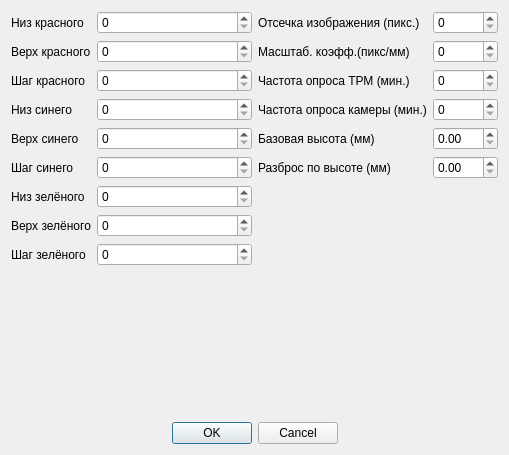
This is src/ui/dialogs/resource/config_dialog/config_dialog.ui in V0es/crystal-visor as Qt 5 draws it before an edit. The edited form follows.
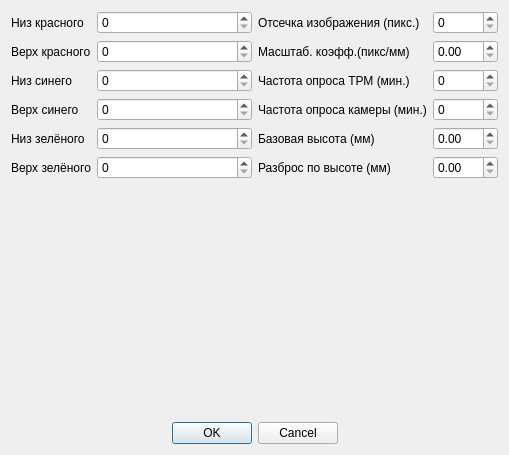
This is the edited form.

Commit message: changed input structure in config dialog

Diff of the .ui file:
```diff
--- a/src/ui/dialogs/resource/config_dialog/config_dialog.ui
+++ b/src/ui/dialogs/resource/config_dialog/config_dialog.ui
@@ -47,103 +47,61 @@
         </widget>
        </item>
        <item row="2" column="0">
-        <widget class="QLabel" name="step_red_label">
-         <property name="text">
-          <string>Шаг красного</string>
-         </property>
-        </widget>
-       </item>
-       <item row="2" column="1">
-        <widget class="QSpinBox" name="step_red_spinbox">
-         <property name="maximum">
-          <number>255</number>
-         </property>
-        </widget>
-       </item>
-       <item row="3" column="0">
         <widget class="QLabel" name="low_blue_label">
          <property name="text">
           <string>Низ синего</string>
          </property>
         </widget>
        </item>
-       <item row="3" column="1">
+       <item row="2" column="1">
         <widget class="QSpinBox" name="low_blue_spinbox">
          <property name="maximum">
           <number>255</number>
          </property>
         </widget>
        </item>
-       <item row="4" column="0">
+       <item row="3" column="0">
         <widget class="QLabel" name="up_blue_label">
          <property name="text">
           <string>Верх синего</string>
          </property>
         </widget>
        </item>
-       <item row="4" column="1">
+       <item row="3" column="1">
         <widget class="QSpinBox" name="up_blue_spinbox">
          <property name="maximum">
           <number>255</number>
          </property>
         </widget>
        </item>
-       <item row="5" column="0">
-        <widget class="QLabel" name="step_blue_label">
-         <property name="text">
-          <string>Шаг синего</string>
-         </property>
-        </widget>
-       </item>
-       <item row="5" column="1">
-        <widget class="QSpinBox" name="step_blue_spinbox">
-         <property name="maximum">
-          <number>255</number>
-         </property>
-        </widget>
-       </item>
-       <item row="6" column="0">
+       <item row="4" column="0">
         <widget class="QLabel" name="low_green_label">
          <property name="text">
           <string>Низ зелёного</string>
          </property>
         </widget>
        </item>
-       <item row="6" column="1">
+       <item row="4" column="1">
         <widget class="QSpinBox" name="low_green_spinbox">
          <property name="maximum">
           <number>255</number>
          </property>
         </widget>
        </item>
-       <item row="7" column="0">
+       <item row="5" column="0">
         <widget class="QLabel" name="up_green_label">
          <property name="text">
           <string>Верх зелёного</string>
          </property>
         </widget>
        </item>
-       <item row="7" column="1">
+       <item row="5" column="1">
         <widget class="QSpinBox" name="up_green_spinbox">
          <property name="maximum">
           <number>255</number>
          </property>
         </widget>
        </item>
-       <item row="8" column="0">
-        <widget class="QLabel" name="step_green_label">
-         <property name="text">
-          <string>Шаг зелёного</string>
-         </property>
-        </widget>
-       </item>
-       <item row="8" column="1">
-        <widget class="QSpinBox" name="step_green_spinbox">
-         <property name="maximum">
-          <number>255</number>
-         </property>
-        </widget>
-       </item>
       </layout>
      </item>
      <item>
@@ -162,13 +120,6 @@
          </property>
         </widget>
        </item>
-       <item row="1" column="1">
-        <widget class="QSpinBox" name="scaling_coeff_spinbox">
-         <property name="maximum">
-          <number>1080</number>
-         </property>
-        </widget>
-       </item>
        <item row="2" column="0">
         <widget class="QLabel" name="trm_polling_label">
          <property name="text">
@@ -232,6 +183,9 @@
          </property>
         </widget>
        </item>
+       <item row="1" column="1">
+        <widget class="QDoubleSpinBox" name="scaling_coeff_dspinbox"/>
+       </item>
       </layout>
      </item>
     </layout>
```
The commit also changes 2 other files.
